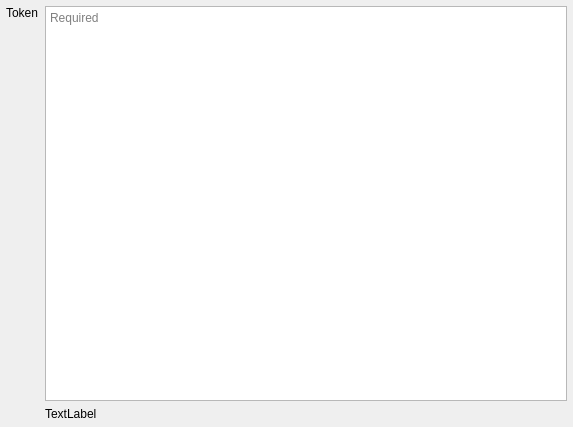
The window that src/auth/maptiler_hmacsha256/gui/qgsauthmaptilerhmacsha256edit.ui (vcloarec/QGIS) describes before a commit, drawn with Qt 5.
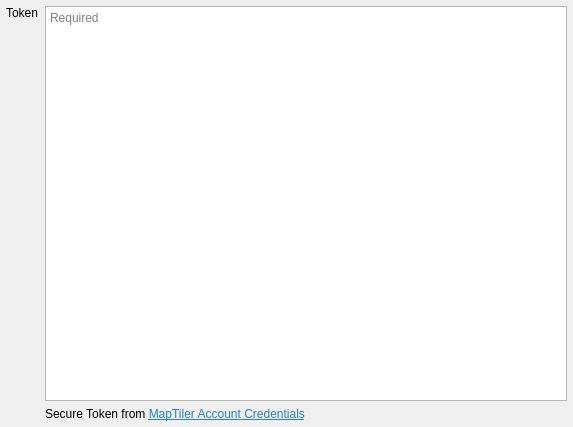
The same window after the commit.

```diff
--- a/src/auth/maptiler_hmacsha256/gui/qgsauthmaptilerhmacsha256edit.ui
+++ b/src/auth/maptiler_hmacsha256/gui/qgsauthmaptilerhmacsha256edit.ui
@@ -53,7 +53,13 @@
    <item row="2" column="1">
     <widget class="QLabel" name="mLinkLabel">
      <property name="text">
-      <string>TextLabel</string>
+      <string>&lt;html&gt;&lt;head/&gt;&lt;body&gt;&lt;p&gt;Secure Token from &lt;a href=&quot;https://cloud.maptiler.com/account/credentials/&quot;&gt;&lt;span style=&quot; text-decoration: underline; color:#2980b9;&quot;&gt;MapTiler Account Credentials&lt;/span&gt;&lt;/a&gt;&lt;/p&gt;&lt;/body&gt;&lt;/html&gt;</string>
+     </property>
+     <property name="textFormat">
+      <enum>Qt::RichText</enum>
+     </property>
+     <property name="openExternalLinks">
+      <bool>true</bool>
      </property>
     </widget>
    </item>
```
